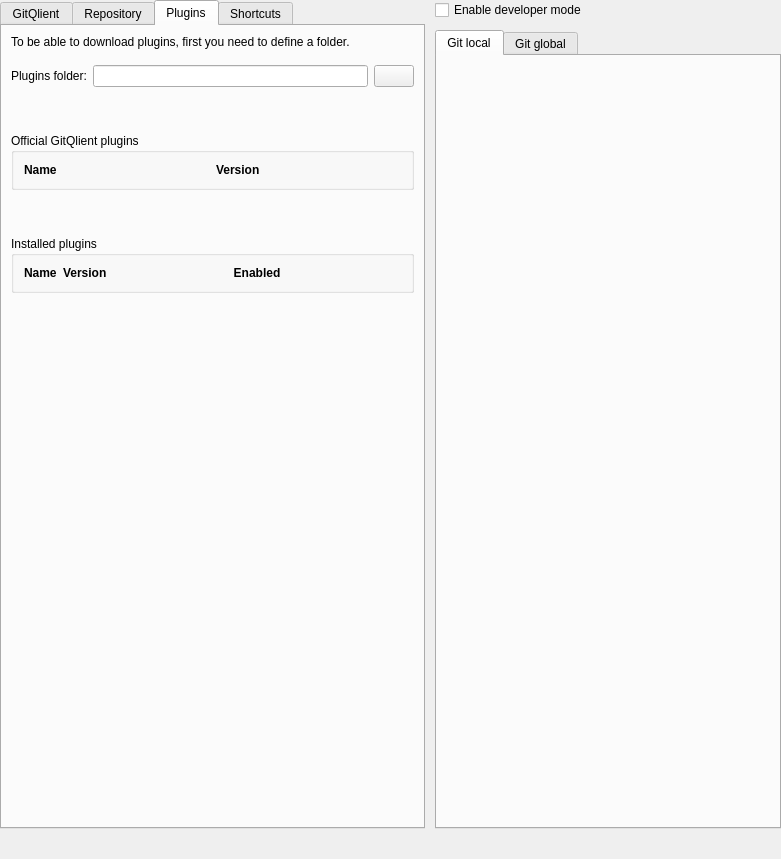
The window that src/big_widgets/ConfigWidget.ui (francescmm/GitQlient) describes before a commit, drawn with Qt 5.
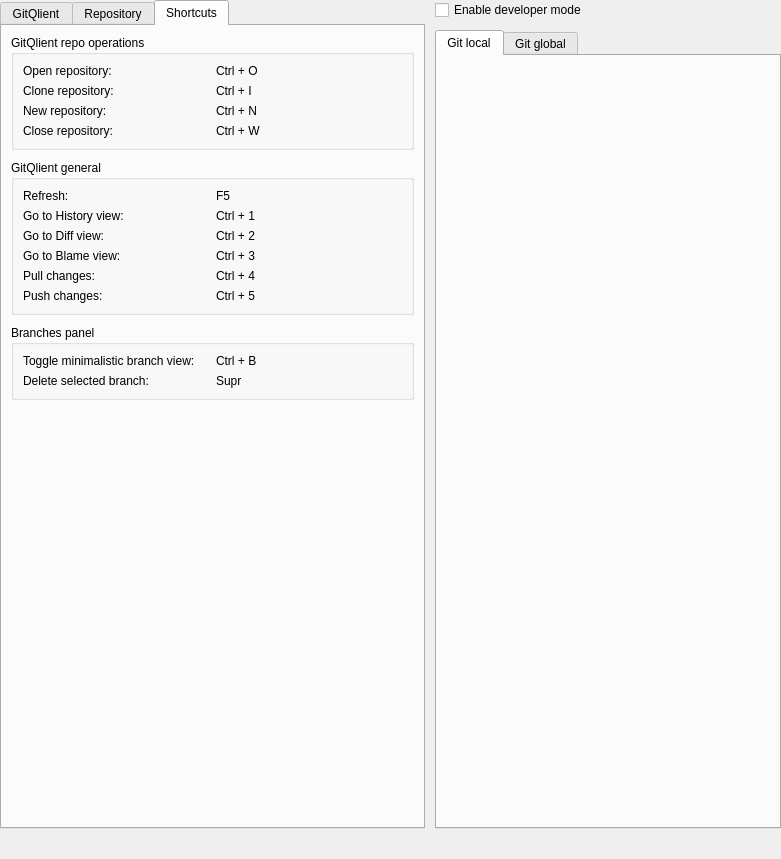
The same window after the commit. The open tabs and pages were chosen to show the change. Icons and pictures are not drawn. Custom widgets are drawn as their Qt base class.

Commit message: Adding graph cache, removing plugins

Diff of the .ui file:
```diff
--- a/src/big_widgets/ConfigWidget.ui
+++ b/src/big_widgets/ConfigWidget.ui
@@ -93,7 +93,7 @@
    <item row="1" column="0" rowspan="2">
     <widget class="QTabWidget" name="tabWidget_2">
      <property name="currentIndex">
-      <number>1</number>
+      <number>2</number>
      </property>
      <widget class="QWidget" name="gitQlientTab">
       <attribute name="title">
@@ -1085,214 +1085,6 @@
        </item>
       </layout>
      </widget>
-     <widget class="QWidget" name="pluginsTab">
-      <attribute name="title">
-       <string>Plugins</string>
-      </attribute>
-      <layout class="QGridLayout" name="gridLayout_5">
-       <item row="2" column="1">
-        <widget class="QLineEdit" name="lePluginsDestination">
-         <property name="readOnly">
-          <bool>true</bool>
-         </property>
-        </widget>
-       </item>
-       <item row="2" column="0">
-        <widget class="QLabel" name="label_30">
-         <property name="text">
-          <string>Plugins folder:</string>
-         </property>
-        </widget>
-       </item>
-       <item row="2" column="2">
-        <widget class="QPushButton" name="pbPluginsFolder">
-         <property name="icon">
-          <iconset resource="../AuxiliarCustomWidgets/resources.qrc">
-           <normaloff>:/icons/open_repo</normaloff>:/icons/open_repo</iconset>
-         </property>
-        </widget>
-       </item>
-       <item row="0" column="0" colspan="3">
-        <widget class="QLabel" name="lPluginsWarning">
-         <property name="text">
-          <string>To be able to download plugins, first you need to define a folder.</string>
-         </property>
-        </widget>
-       </item>
-       <item row="7" column="0" colspan="3">
-        <widget class="QGroupBox" name="pluginsWidget">
-         <property name="title">
-          <string>Installed plugins</string>
-         </property>
-         <layout class="QGridLayout" name="pluginsLayout">
-          <property name="leftMargin">
-           <number>10</number>
-          </property>
-          <property name="topMargin">
-           <number>10</number>
-          </property>
-          <property name="rightMargin">
-           <number>10</number>
-          </property>
-          <property name="bottomMargin">
-           <number>10</number>
-          </property>
-          <item row="0" column="0">
-           <widget class="QLabel" name="label_28">
-            <property name="font">
-             <font>
-              <bold>true</bold>
-             </font>
-            </property>
-            <property name="text">
-             <string>Name</string>
-            </property>
-           </widget>
-          </item>
-          <item row="0" column="1">
-           <widget class="QLabel" name="label_29">
-            <property name="font">
-             <font>
-              <bold>true</bold>
-             </font>
-            </property>
-            <property name="text">
-             <string>Version</string>
-            </property>
-           </widget>
-          </item>
-          <item row="0" column="2">
-           <widget class="QLabel" name="label_14">
-            <property name="sizePolicy">
-             <sizepolicy hsizetype="Expanding" vsizetype="Preferred">
-              <horstretch>0</horstretch>
-              <verstretch>0</verstretch>
-             </sizepolicy>
-            </property>
-            <property name="font">
-             <font>
-              <bold>true</bold>
-             </font>
-            </property>
-            <property name="text">
-             <string>Enabled</string>
-            </property>
-            <property name="alignment">
-             <set>Qt::AlignmentFlag::AlignCenter</set>
-            </property>
-           </widget>
-          </item>
-         </layout>
-        </widget>
-       </item>
-       <item row="3" column="0">
-        <spacer name="verticalSpacer_5">
-         <property name="orientation">
-          <enum>Qt::Orientation::Vertical</enum>
-         </property>
-         <property name="sizeType">
-          <enum>QSizePolicy::Policy::Fixed</enum>
-         </property>
-         <property name="sizeHint" stdset="0">
-          <size>
-           <width>20</width>
-           <height>40</height>
-          </size>
-         </property>
-        </spacer>
-       </item>
-       <item row="6" column="0">
-        <spacer name="verticalSpacer_4">
-         <property name="orientation">
-          <enum>Qt::Orientation::Vertical</enum>
-         </property>
-         <property name="sizeType">
-          <enum>QSizePolicy::Policy::Fixed</enum>
-         </property>
-         <property name="sizeHint" stdset="0">
-          <size>
-           <width>20</width>
-           <height>40</height>
-          </size>
-         </property>
-        </spacer>
-       </item>
-       <item row="8" column="0">
-        <spacer name="verticalSpacer_6">
-         <property name="orientation">
-          <enum>Qt::Orientation::Vertical</enum>
-         </property>
-         <property name="sizeHint" stdset="0">
-          <size>
-           <width>20</width>
-           <height>40</height>
-          </size>
-         </property>
-        </spacer>
-       </item>
-       <item row="5" column="0" colspan="3">
-        <widget class="QGroupBox" name="availablePluginsWidget">
-         <property name="title">
-          <string>Official GitQlient plugins</string>
-         </property>
-         <layout class="QGridLayout" name="availablePluginsLayout">
-          <property name="leftMargin">
-           <number>10</number>
-          </property>
-          <property name="topMargin">
-           <number>10</number>
-          </property>
-          <property name="rightMargin">
-           <number>10</number>
-          </property>
-          <property name="bottomMargin">
-           <number>10</number>
-          </property>
-          <item row="0" column="0">
-           <widget class="QLabel" name="label_31">
-            <property name="font">
-             <font>
-              <bold>true</bold>
-             </font>
-            </property>
-            <property name="text">
-             <string>Name</string>
-            </property>
-           </widget>
-          </item>
-          <item row="0" column="1">
-           <widget class="QLabel" name="label_32">
-            <property name="font">
-             <font>
-              <bold>true</bold>
-             </font>
-            </property>
-            <property name="text">
-             <string>Version</string>
-            </property>
-           </widget>
-          </item>
-         </layout>
-        </widget>
-       </item>
-       <item row="1" column="0">
-        <spacer name="verticalSpacer_7">
-         <property name="orientation">
-          <enum>Qt::Orientation::Vertical</enum>
-         </property>
-         <property name="sizeType">
-          <enum>QSizePolicy::Policy::Fixed</enum>
-         </property>
-         <property name="sizeHint" stdset="0">
-          <size>
-           <width>20</width>
-           <height>10</height>
-          </size>
-         </property>
-        </spacer>
-       </item>
-      </layout>
-     </widget>
      <widget class="QWidget" name="tab">
       <attribute name="title">
        <string>Shortcuts</string>
@@ -1422,6 +1214,20 @@
           <string>GitQlient general</string>
          </property>
          <layout class="QGridLayout" name="gridLayout_10">
+          <item row="3" column="0">
+           <widget class="QLabel" name="label_42">
+            <property name="text">
+             <string>Go to Blame view:</string>
+            </property>
+           </widget>
+          </item>
+          <item row="2" column="0">
+           <widget class="QLabel" name="label_41">
+            <property name="text">
+             <string>Go to Diff view:</string>
+            </property>
+           </widget>
+          </item>
           <item row="3" column="1">
            <widget class="QLabel" name="label_54">
             <property name="text">
@@ -1429,10 +1235,10 @@
             </property>
            </widget>
           </item>
-          <item row="7" column="1">
-           <widget class="QLabel" name="label_58">
+          <item row="4" column="1">
+           <widget class="QLabel" name="label_55">
             <property name="text">
-             <string>Ctrl + 7</string>
+             <string>Ctrl + 4</string>
             </property>
            </widget>
           </item>
@@ -1443,13 +1249,6 @@
             </property>
            </widget>
           </item>
-          <item row="1" column="0">
-           <widget class="QLabel" name="label_40">
-            <property name="text">
-             <string>Go to History view:</string>
-            </property>
-           </widget>
-          </item>
           <item row="5" column="0">
            <widget class="QLabel" name="label_47">
             <property name="text">
@@ -1457,59 +1256,10 @@
             </property>
            </widget>
           </item>
-          <item row="7" column="0">
-           <widget class="QLabel" name="label_50">
+          <item row="0" column="1">
+           <widget class="QLabel" name="label_51">
             <property name="text">
-             <string>Go to Terminal view (if available):</string>
-            </property>
-           </widget>
-          </item>
-          <item row="8" column="1">
-           <widget class="QLabel" name="label_64">
-            <property name="text">
-             <string>Ctrl + 8</string>
-            </property>
-           </widget>
-          </item>
-          <item row="4" column="0">
-           <widget class="QLabel" name="label_46">
-            <property name="text">
-             <string>Pull changes:</string>
-            </property>
-           </widget>
-          </item>
-          <item row="2" column="1">
-           <widget class="QLabel" name="label_53">
-            <property name="text">
-             <string>Ctrl + 2</string>
-            </property>
-           </widget>
-          </item>
-          <item row="6" column="1">
-           <widget class="QLabel" name="label_57">
-            <property name="text">
-             <string>Ctrl + 6</string>
-            </property>
-           </widget>
-          </item>
-          <item row="3" column="0">
-           <widget class="QLabel" name="label_42">
-            <property name="text">
-             <string>Go to Blame view:</string>
-            </property>
-           </widget>
-          </item>
-          <item row="4" column="1">
-           <widget class="QLabel" name="label_55">
-            <property name="text">
-             <string>Ctrl + 4</string>
-            </property>
-           </widget>
-          </item>
-          <item row="8" column="0">
-           <widget class="QLabel" name="label_59">
-            <property name="text">
-             <string>Go to Git Server view:</string>
+             <string>F5</string>
             </property>
            </widget>
           </item>
@@ -1520,38 +1270,10 @@
             </property>
            </widget>
           </item>
-          <item row="2" column="0">
-           <widget class="QLabel" name="label_41">
+          <item row="1" column="0">
+           <widget class="QLabel" name="label_40">
             <property name="text">
-             <string>Go to Diff view:</string>
-            </property>
-           </widget>
-          </item>
-          <item row="6" column="0">
-           <widget class="QLabel" name="label_49">
-            <property name="text">
-             <string>Go to Config view:</string>
-            </property>
-           </widget>
-          </item>
-          <item row="9" column="0">
-           <widget class="QLabel" name="label_60">
-            <property name="text">
-             <string>Go to Jenkins view:</string>
-            </property>
-           </widget>
-          </item>
-          <item row="9" column="1">
-           <widget class="QLabel" name="label_63">
-            <property name="text">
-             <string>Ctrl + 9</string>
-            </property>
-           </widget>
-          </item>
-          <item row="0" column="1">
-           <widget class="QLabel" name="label_51">
-            <property name="text">
-             <string>F5</string>
+             <string>Go to History view:</string>
             </property>
            </widget>
           </item>
@@ -1562,6 +1284,20 @@
             </property>
            </widget>
           </item>
+          <item row="2" column="1">
+           <widget class="QLabel" name="label_53">
+            <property name="text">
+             <string>Ctrl + 2</string>
+            </property>
+           </widget>
+          </item>
+          <item row="4" column="0">
+           <widget class="QLabel" name="label_46">
+            <property name="text">
+             <string>Pull changes:</string>
+            </property>
+           </widget>
+          </item>
          </layout>
         </widget>
        </item>
```
Left out of the diff: 2 changed lines with no effect on the pictures. The commit also changes 30 other files.
